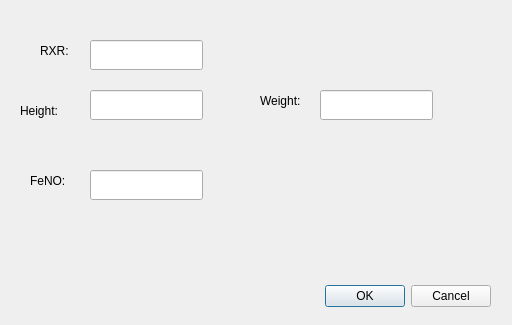
Old version of the form insertphys.ui in the repository iainxingham/IxTrak.
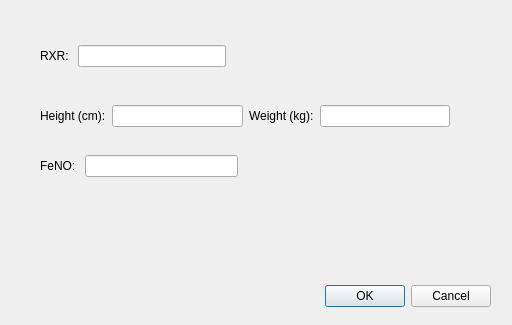
New version of the form.

What changed in the file:
```diff
--- a/insertphys.ui
+++ b/insertphys.ui
@@ -29,97 +29,81 @@
     <set>QDialogButtonBox::Cancel|QDialogButtonBox::Ok</set>
    </property>
   </widget>
-  <widget class="QLabel" name="label">
+  <widget class="QWidget" name="">
    <property name="geometry">
     <rect>
      <x>40</x>
-     <y>40</y>
-     <width>67</width>
-     <height>22</height>
-    </rect>
-   </property>
-   <property name="text">
-    <string>RXR: </string>
-   </property>
-  </widget>
-  <widget class="QLineEdit" name="rxrEdit">
-   <property name="geometry">
-    <rect>
-     <x>90</x>
-     <y>40</y>
-     <width>113</width>
-     <height>30</height>
-    </rect>
-   </property>
-  </widget>
-  <widget class="QLabel" name="label_2">
-   <property name="geometry">
-    <rect>
-     <x>20</x>
      <y>100</y>
-     <width>67</width>
-     <height>22</height>
+     <width>410</width>
+     <height>32</height>
     </rect>
    </property>
-   <property name="text">
-    <string>Height:</string>
-   </property>
+   <layout class="QHBoxLayout" name="horizontalLayout">
+    <item>
+     <widget class="QLabel" name="label_2">
+      <property name="text">
+       <string>Height (cm):</string>
+      </property>
+     </widget>
+    </item>
+    <item>
+     <widget class="QLineEdit" name="heightEdit"/>
+    </item>
+    <item>
+     <widget class="QLabel" name="label_3">
+      <property name="text">
+       <string>Weight (kg):</string>
+      </property>
+     </widget>
+    </item>
+    <item>
+     <widget class="QLineEdit" name="weightEdit"/>
+    </item>
+   </layout>
   </widget>
-  <widget class="QLabel" name="label_3">
+  <widget class="QWidget" name="">
    <property name="geometry">
     <rect>
-     <x>260</x>
-     <y>90</y>
-     <width>67</width>
-     <height>22</height>
+     <x>40</x>
+     <y>150</y>
+     <width>198</width>
+     <height>32</height>
     </rect>
    </property>
-   <property name="text">
-    <string>Weight:</string>
-   </property>
+   <layout class="QHBoxLayout" name="horizontalLayout_2">
+    <item>
+     <widget class="QLabel" name="label_4">
+      <property name="text">
+       <string>FeNO: </string>
+      </property>
+     </widget>
+    </item>
+    <item>
+     <widget class="QLineEdit" name="fenoEdit"/>
+    </item>
+   </layout>
   </widget>
-  <widget class="QLineEdit" name="heightEdit">
+  <widget class="QWidget" name="">
    <property name="geometry">
     <rect>
-     <x>90</x>
-     <y>90</y>
-     <width>113</width>
-     <height>30</height>
+     <x>40</x>
+     <y>40</y>
+     <width>186</width>
+     <height>32</height>
     </rect>
    </property>
-  </widget>
-  <widget class="QLineEdit" name="weightEdit">
-   <property name="geometry">
-    <rect>
-     <x>320</x>
-     <y>90</y>
-     <width>113</width>
-     <height>30</height>
-    </rect>
-   </property>
-  </widget>
-  <widget class="QLabel" name="label_4">
-   <property name="geometry">
-    <rect>
-     <x>30</x>
-     <y>170</y>
-     <width>61</width>
-     <height>22</height>
-    </rect>
-   </property>
-   <property name="text">
-    <string>FeNO: </string>
-   </property>
-  </widget>
-  <widget class="QLineEdit" name="fenoEdit">
-   <property name="geometry">
-    <rect>
-     <x>90</x>
-     <y>170</y>
-     <width>113</width>
-     <height>30</height>
-    </rect>
-   </property>
+   <layout class="QHBoxLayout" name="horizontalLayout_3">
+    <item>
+     <widget class="QLabel" name="label">
+      <property name="text">
+       <string>RXR: </string>
+      </property>
+     </widget>
+    </item>
+    <item>
+     <widget class="QLineEdit" name="rxrEdit"/>
+    </item>
+   </layout>
   </widget>
  </widget>
  <resources/>
```
Left out of the diff: 2 changed lines with no effect on the pictures.
